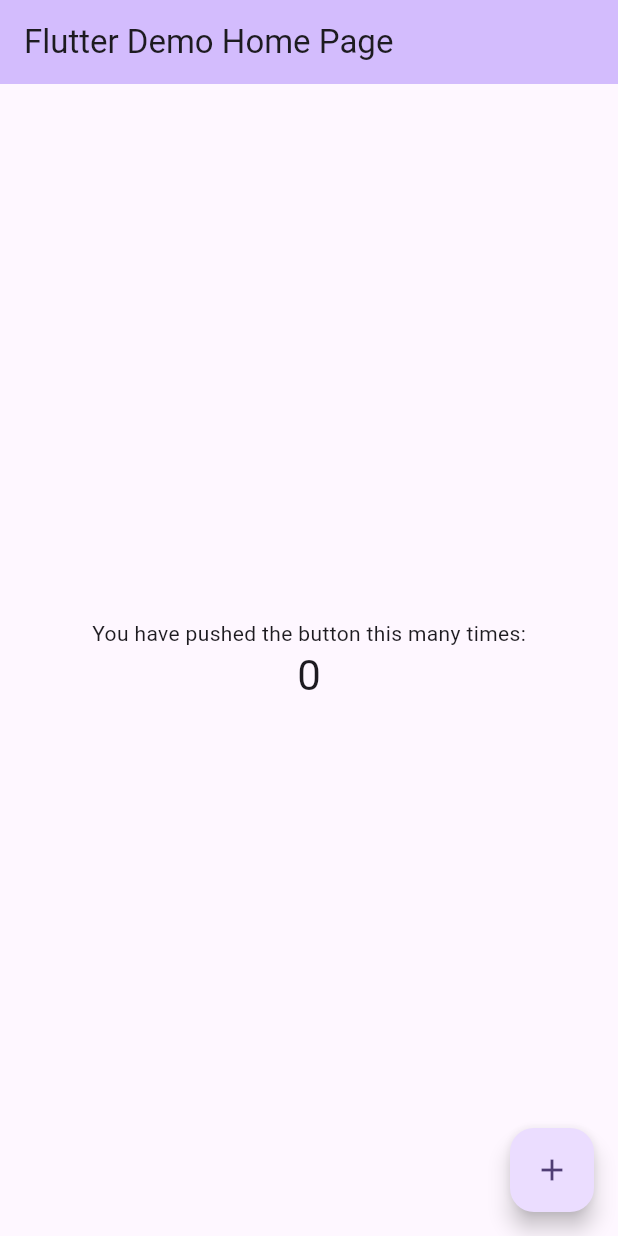
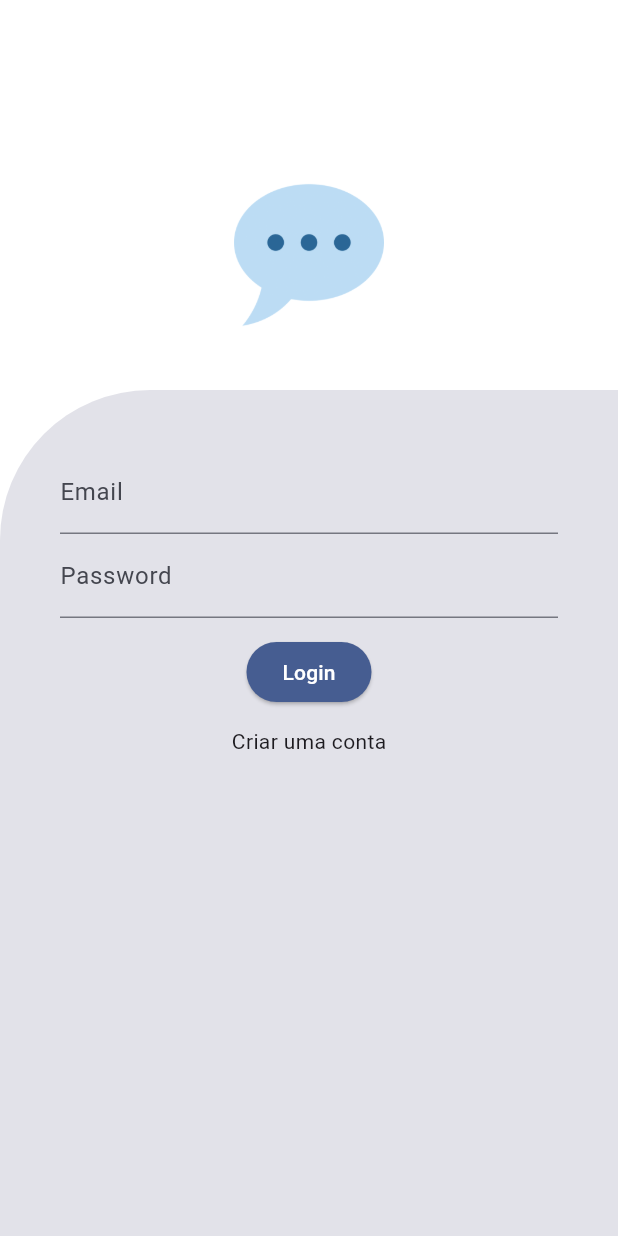
Before and after one commit to lluan4/push_notification, a Flutter app: the screen it shows after launch, on a phone screen of 412 x 824 dp. Run offline on Flutter 3.47's test engine with Material 3 defaults, Android fonts, the phone set to English and light mode, and no system bars; our stand-ins replace go_router.

Commit message:
feat: Implement login functionality with view model and UI components
- Added Routes class for defining application routes.
- Integrated GoRouter for navigation, setting initial route to login.
- Created LoginViewModel to manage login state and toggle between login and account creation.
- Developed LoginForm widget for user input with email and password fields.
- Added LoginImage widget for displaying an image on the login screen.
- Constructed LoginScreen widget to combine LoginImage and LoginForm, utilizing ListenableBuilder for state management.

```diff
--- a/lib/main.dart
+++ b/lib/main.dart
@@ -1,125 +1,38 @@
 import 'package:flutter/material.dart';
+import 'package:push_notification/routing/routing.dart';
 
 void main() {
-  runApp(const MyApp());
+  runApp(const App());
 }
 
-class MyApp extends StatelessWidget {
-  const MyApp({super.key});
-
-  // This widget is the root of your application.
-  @override
-  Widget build(BuildContext context) {
-    return MaterialApp(
-      title: 'Flutter Demo',
-      theme: ThemeData(
-        // This is the theme of your application.
-        //
-        // TRY THIS: Try running your application with "flutter run". You'll see
-        // the application has a purple toolbar. Then, without quitting the app,
-        // try changing the seedColor in the colorScheme below to Colors.green
-        // and then invoke "hot reload" (save your changes or press the "hot
-        // reload" button in a Flutter-supported IDE, or press "r" if you used
-        // the command line to start the app).
-        //
-        // Notice that the counter didn't reset back to zero; the application
-        // state is not lost during the reload. To reset the state, use hot
-        // restart instead.
-        //
-        // This works for code too, not just values: Most code changes can be
-        // tested with just a hot reload.
-        colorScheme: ColorScheme.fromSeed(seedColor: Colors.deepPurple),
-        useMaterial3: true,
-      ),
-      home: const MyHomePage(title: 'Flutter Demo Home Page'),
-    );
-  }
-}
-
-class MyHomePage extends StatefulWidget {
-  const MyHomePage({super.key, required this.title});
-
-  // This widget is the home page of your application. It is stateful, meaning
-  // that it has a State object (defined below) that contains fields that affect
-  // how it looks.
-
-  // This class is the configuration for the state. It holds the values (in this
-  // case the title) provided by the parent (in this case the App widget) and
-  // used by the build method of the State. Fields in a Widget subclass are
-  // always marked "final".
-
-  final String title;
-
-  @override
-  State<MyHomePage> createState() => _MyHomePageState();
-}
-
-class _MyHomePageState extends State<MyHomePage> {
-  int _counter = 0;
-
-  void _incrementCounter() {
-    setState(() {
-      // This call to setState tells the Flutter framework that something has
-      // changed in this State, which causes it to rerun the build method below
-      // so that the display can reflect the updated values. If we changed
-      // _counter without calling setState(), then the build method would not be
-      // called again, and so nothing would appear to happen.
-      _counter++;
-    });
-  }
+class App extends StatelessWidget {
+  const App({super.key});
 
   @override
   Widget build(BuildContext context) {
-    // This method is rerun every time setState is called, for instance as done
-    // by the _incrementCounter method above.
-    //
-    // The Flutter framework has been optimized to make rerunning build methods
-    // fast, so that you can just rebuild anything that needs updating rather
-    // than having to individually change instances of widgets.
-    return Scaffold(
-      appBar: AppBar(
-        // TRY THIS: Try changing the color here to a specific color (to
-        // Colors.amber, perhaps?) and trigger a hot reload to see the AppBar
-        // change color while the other colors stay the same.
-        backgroundColor: Theme.of(context).colorScheme.inversePrimary,
-        // Here we take the value from the MyHomePage object that was created by
-        // the App.build method, and use it to set our appbar title.
-        title: Text(widget.title),
-      ),
-      body: Center(
-        // Center is a layout widget. It takes a single child and positions it
-        // in the middle of the parent.
-        child: Column(
-          // Column is also a layout widget. It takes a list of children and
-          // arranges them vertically. By default, it sizes itself to fit its
-          // children horizontally, and tries to be as tall as its parent.
-          //
-          // Column has various properties to control how it sizes itself and
-          // how it positions its children. Here we use mainAxisAlignment to
-          // center the children vertically; the main axis here is the vertical
-          // axis because Columns are vertical (the cross axis would be
-          // horizontal).
-          //
-          // TRY THIS: Invoke "debug painting" (choose the "Toggle Debug Paint"
-          // action in the IDE, or press "p" in the console), to see the
-          // wireframe for each widget.
-          mainAxisAlignment: MainAxisAlignment.center,
-          children: <Widget>[
-            const Text(
-              'You have pushed the button this many times:',
-            ),
-            Text(
-              '$_counter',
-              style: Theme.of(context).textTheme.headlineMedium,
-            ),
-          ],
+    return MaterialApp.router(
+      title: 'FlutterChat',
+      theme: ThemeData().copyWith(
+        colorScheme: ColorScheme.fromSeed(
+          seedColor: const Color(0x5086F2),
         ),
       ),
-      floatingActionButton: FloatingActionButton(
-        onPressed: _incrementCounter,
-        tooltip: 'Increment',
-        child: const Icon(Icons.add),
-      ), // This trailing comma makes auto-formatting nicer for build methods.
+      routerConfig: router,
     );
   }
+  // Widget build(BuildContext context) {
+  //   return MaterialApp(
+  //     title: 'FlutterChat',
+  //     theme: ThemeData().copyWith(
+  //       colorScheme: ColorScheme.fromSeed(
+  //         seedColor: const Color(0x5086F2),
+  //       ),
+  //     ),
+  //     home: const Scaffold(
+  //       body: Center(
+  //         child: AuthScreen(),
+  //       ),
+  //     ),
+  //   );
+  // }
 }
--- /dev/null
+++ b/lib/routing/routes.dart
@@ -0,0 +1,3 @@
+abstract final class Routes {
+  static const String login = '/login';
+}
--- /dev/null
+++ b/lib/routing/routing.dart
@@ -0,0 +1,19 @@
+import 'package:go_router/go_router.dart';
+import 'package:push_notification/routing/routes.dart';
+import 'package:push_notification/ui/login/view_models/login_view_model.dart';
+import 'package:push_notification/ui/login/widgets/login_screen.dart';
+
+GoRouter router = GoRouter(
+  initialLocation: Routes.login,
+  debugLogDiagnostics: true,
+  routes: [
+    GoRoute(
+      path: Routes.login,
+      builder: (context, state) {
+        return LoginScreen(
+          viewModel: LoginViewModel(),
+        );
+      },
+    ),
+  ],
+);
--- /dev/null
+++ b/lib/ui/login/view_models/login_view_model.dart
@@ -0,0 +1,13 @@
+import 'package:flutter/material.dart';
+
+class LoginViewModel extends ChangeNotifier {
+  LoginViewModel();
+
+  bool _isLogin = true;
+  bool get isLogin => _isLogin;
+
+  void toggleLogin() {
+    _isLogin = !_isLogin;
+    notifyListeners();
+  }
+}
--- /dev/null
+++ b/lib/ui/login/widgets/login_form.dart
@@ -0,0 +1,67 @@
+import 'package:flutter/material.dart';
+import 'package:push_notification/ui/login/view_models/login_view_model.dart';
+
+class LoginForm extends StatelessWidget {
+  const LoginForm({super.key, required this.viewModel});
+
+  final LoginViewModel viewModel;
+
+  @override
+  Widget build(BuildContext context) {
+    final viewModal = viewModel;
+    final theme = Theme.of(context);
+
+    return Container(
+      decoration: BoxDecoration(
+        color: theme.colorScheme.surfaceContainerHighest,
+        borderRadius: const BorderRadius.only(
+          topLeft: Radius.circular(100),
+        ),
+      ),
+      child: SingleChildScrollView(
+        child: Padding(
+          padding: const EdgeInsets.all(40),
+          child: Form(
+            child: Column(
+              mainAxisSize: MainAxisSize.max,
+              children: [
+                TextFormField(
+                  decoration: const InputDecoration(labelText: 'Email'),
+                  keyboardType: TextInputType.emailAddress,
+                  autocorrect: false,
+                  textCapitalization: TextCapitalization.none,
+                  textInputAction: TextInputAction.next,
+                ),
+                TextFormField(
+                  decoration: const InputDecoration(labelText: 'Password'),
+                  obscureText: true,
+                  textInputAction: TextInputAction.done,
+                ),
+                const SizedBox(height: 12),
+                ElevatedButton(
+                  onPressed: () {},
+                  style: ElevatedButton.styleFrom(
+                    backgroundColor: Theme.of(context).colorScheme.primary,
+                    foregroundColor: Theme.of(context).colorScheme.onPrimary,
+                  ),
+                  child: Text(
+                    viewModal.isLogin ? 'Login' : 'Criar uma conta',
+                  ),
+                ),
+                const SizedBox(height: 12),
+                GestureDetector(
+                  onTap: viewModal.toggleLogin,
+                  child: Text(
+                    viewModal.isLogin
+                        ? "Criar uma conta"
+                        : "Já tem uma conta? Login",
+                  ),
+                ),
+              ],
+            ),
+          ),
+        ),
+      ),
+    );
+  }
+}
--- /dev/null
+++ b/lib/ui/login/widgets/login_image.dart
@@ -0,0 +1,22 @@
+import 'package:flutter/material.dart';
+
+class LoginImage extends StatelessWidget {
+  const LoginImage({super.key});
+
+  @override
+  Widget build(BuildContext context) {
+    return Container(
+      margin: const EdgeInsets.only(
+        top: 120,
+        bottom: 40,
+        left: 20,
+        right: 20,
+      ),
+      width: 100,
+      child: Image.asset(
+        'assets/images/chat.png',
+        fit: BoxFit.cover,
+      ),
+    );
+  }
+}
--- /dev/null
+++ b/lib/ui/login/widgets/login_screen.dart
@@ -0,0 +1,36 @@
+import 'package:flutter/material.dart';
+import 'package:push_notification/ui/login/view_models/login_view_model.dart';
+import 'package:push_notification/ui/login/widgets/login_form.dart';
+import 'package:push_notification/ui/login/widgets/login_image.dart';
+
+class LoginScreen extends StatefulWidget {
+  const LoginScreen({super.key, required this.viewModel});
+
+  final LoginViewModel viewModel;
+
+  @override
+  State<LoginScreen> createState() => _LoginScreenState();
+}
+
+class _LoginScreenState extends State<LoginScreen> {
+  @override
+  Widget build(BuildContext context) {
+    final theme = Theme.of(context);
+    return Scaffold(
+      backgroundColor: theme.colorScheme.surfaceContainerLowest,
+      body: Column(
+        children: [
+          const LoginImage(),
+          Expanded(
+            child: ListenableBuilder(
+              listenable: widget.viewModel,
+              builder: (context, _) => LoginForm(
+                viewModel: widget.viewModel,
+              ),
+            ),
+          ),
+        ],
+      ),
+    );
+  }
+}
```
Also changed, not shown: pubspec.yaml (+4 -5 lines), assets/images/chat.png (added), 1 other file.
